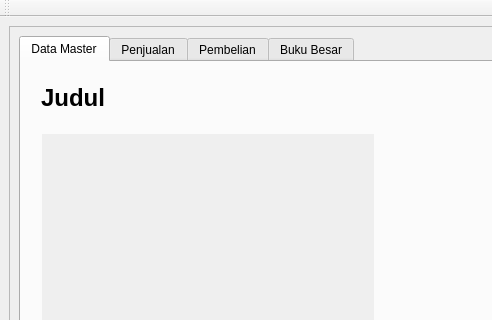
Qt form GUI.ui (fnugrahendi/petuk.corp) before a commit; both pictures show x 0 to 492 and y 0 to 320 of the 870 by 637 pixel window.
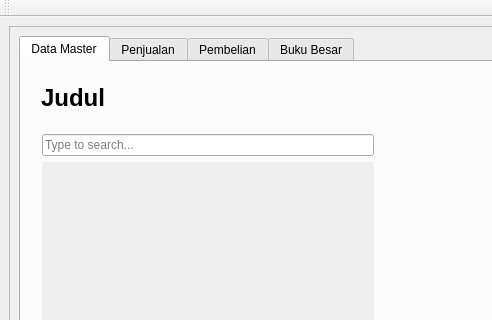
The same form after that commit. The open tabs and pages were chosen to show the change. Icons and pictures are not drawn.

Commit message: tambahkan le_DataCommon_Search

```diff
--- a/GUI.ui
+++ b/GUI.ui
@@ -287,6 +287,13 @@
                      <enum>QFrame::Raised</enum>
                     </property>
                     <layout class="QVBoxLayout" name="ivl_fr_DataMaster_DataCommon_Fbody_Slist_Container">
+                     <item>
+                      <widget class="QLineEdit" name="le_DataCommon_Search">
+                       <property name="placeholderText">
+                        <string>Type to search...</string>
+                       </property>
+                      </widget>
+                     </item>
                      <item>
                       <widget class="QScrollArea" name="sc_DataMaster_DataCommon_Fbody_Slist">
                        <property name="sizePolicy">
@@ -335,7 +342,7 @@
                           <x>0</x>
                           <y>0</y>
                           <width>332</width>
-                          <height>18</height>
+                          <height>349</height>
                          </rect>
                         </property>
                         <property name="styleSheet">
```
Left out of the diff: 3 changed lines with no effect on the pictures. The commit also changes 1 other file.
